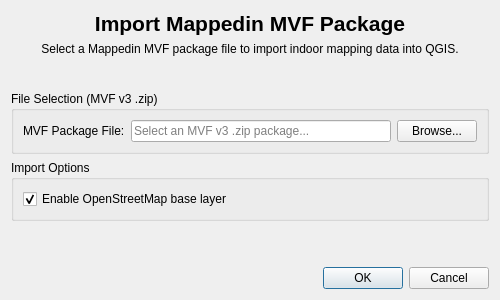
Old version of the form mappedin_mvf_importer_dialog_base.ui in the repository MappedIn/qgis-plugin.
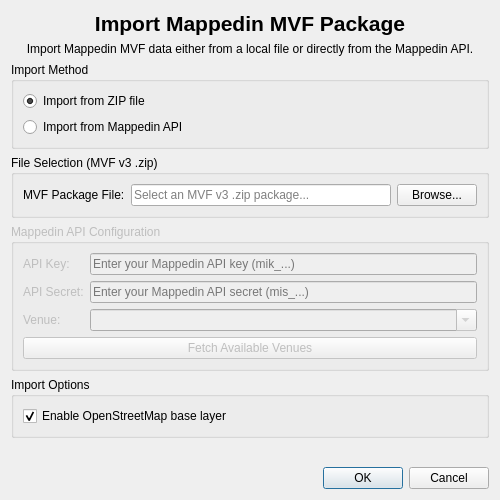
New version of the form.

What changed in the file:
```diff
--- a/mappedin_mvf_importer_dialog_base.ui
+++ b/mappedin_mvf_importer_dialog_base.ui
@@ -7,7 +7,7 @@
     <x>0</x>
     <y>0</y>
     <width>500</width>
-    <height>300</height>
+    <height>500</height>
    </rect>
   </property>
   <property name="windowTitle">
@@ -34,7 +34,7 @@
    <item>
     <widget class="QLabel" name="description_label">
      <property name="text">
-      <string>Select a Mappedin MVF package file to import indoor mapping data into QGIS.</string>
+      <string>Import Mappedin MVF data either from a local file or directly from the Mappedin API.</string>
      </property>
      <property name="alignment">
       <set>Qt::AlignCenter</set>
@@ -52,11 +52,37 @@
      <property name="sizeHint" stdset="0">
       <size>
        <width>20</width>
-       <height>20</height>
+       <height>10</height>
       </size>
      </property>
     </spacer>
    </item>
+   <item>
+    <widget class="QGroupBox" name="import_method_group">
+     <property name="title">
+      <string>Import Method</string>
+     </property>
+     <layout class="QVBoxLayout" name="method_layout">
+      <item>
+       <widget class="QRadioButton" name="file_import_radio">
+        <property name="text">
+         <string>Import from ZIP file</string>
+        </property>
+        <property name="checked">
+         <bool>true</bool>
+        </property>
+       </widget>
+      </item>
+      <item>
+       <widget class="QRadioButton" name="api_import_radio">
+        <property name="text">
+         <string>Import from Mappedin API</string>
+        </property>
+       </widget>
+      </item>
+     </layout>
+    </widget>
+   </item>
    <item>
     <widget class="QGroupBox" name="file_selection_group">
      <property name="title">
@@ -96,6 +122,76 @@
      </layout>
     </widget>
    </item>
+   <item>
+    <widget class="QGroupBox" name="api_selection_group">
+     <property name="title">
+      <string>Mappedin API Configuration</string>
+     </property>
+     <property name="enabled">
+      <bool>false</bool>
+     </property>
+     <layout class="QGridLayout" name="api_gridLayout">
+      <item row="0" column="0">
+       <widget class="QLabel" name="api_key_label">
+        <property name="text">
+         <string>API Key:</string>
+        </property>
+       </widget>
+      </item>
+      <item row="0" column="1">
+       <widget class="QLineEdit" name="api_key_edit">
+        <property name="placeholderText">
+         <string>Enter your Mappedin API key (mik_...)</string>
+        </property>
+       </widget>
+      </item>
+      <item row="1" column="0">
+       <widget class="QLabel" name="api_secret_label">
+        <property name="text">
+         <string>API Secret:</string>
+        </property>
+       </widget>
+      </item>
+      <item row="1" column="1">
+       <widget class="QLineEdit" name="api_secret_edit">
+        <property name="placeholderText">
+         <string>Enter your Mappedin API secret (mis_...)</string>
+        </property>
+        <property name="echoMode">
+         <enum>QLineEdit::Password</enum>
+        </property>
+       </widget>
+      </item>
+      <item row="2" column="0">
+       <widget class="QLabel" name="venue_label">
+        <property name="text">
+         <string>Venue:</string>
+        </property>
+       </widget>
+      </item>
+      <item row="2" column="1">
+       <widget class="QComboBox" name="venue_combo">
+        <property name="editable">
+         <bool>true</bool>
+        </property>
+        <property name="placeholderText">
+         <string>Select a venue or enter venue ID manually</string>
+        </property>
+       </widget>
+      </item>
+      <item row="3" column="0" colspan="2">
+       <widget class="QPushButton" name="fetch_venues_button">
+        <property name="text">
+         <string>Fetch Available Venues</string>
+        </property>
+        <property name="enabled">
+         <bool>false</bool>
+        </property>
+       </widget>
+      </item>
+     </layout>
+    </widget>
+   </item>
    <item>
     <widget class="QGroupBox" name="import_options_group">
      <property name="title">
```
